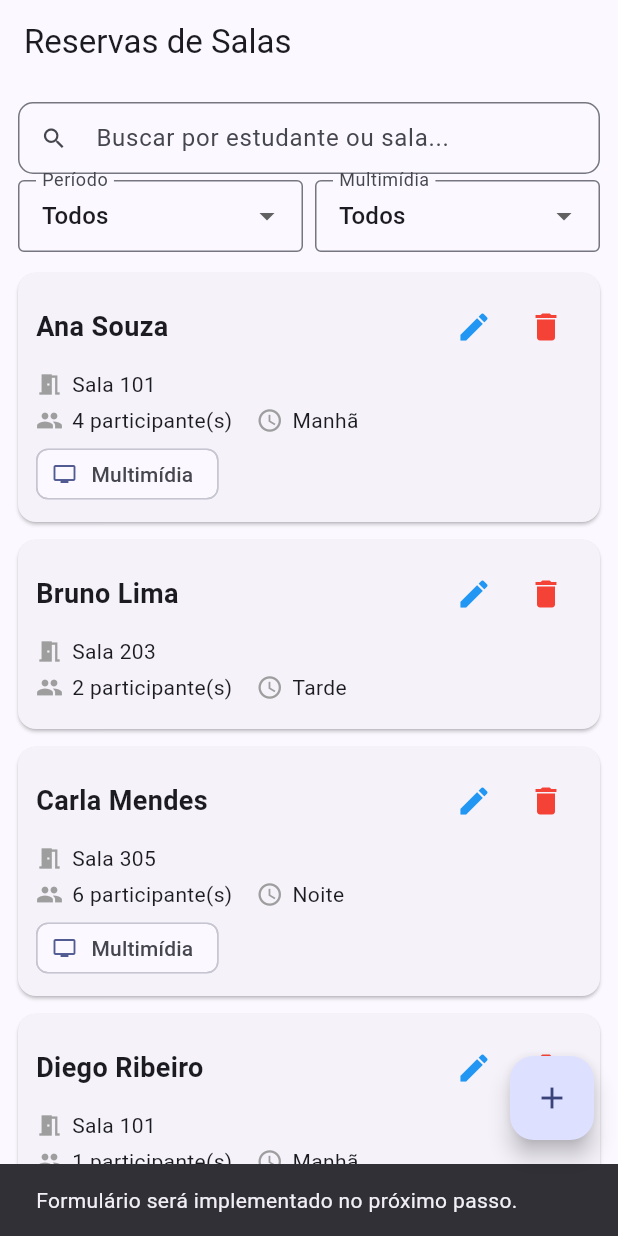
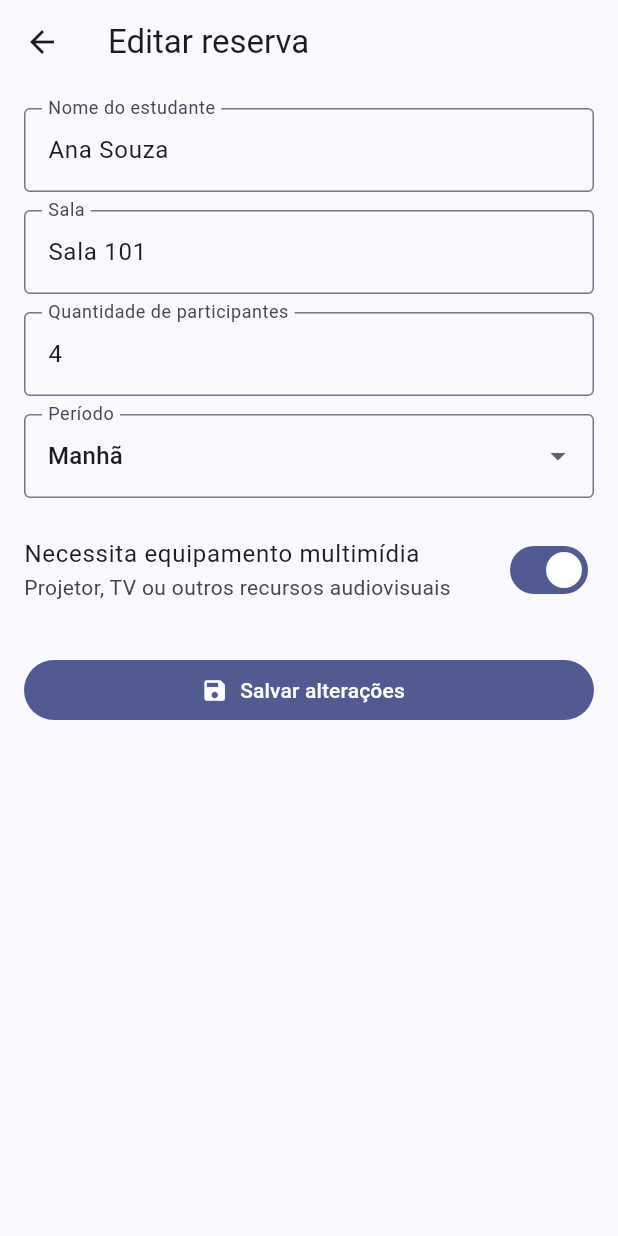
Before and after one commit to alanlinoreis/reserva_salas_estudo, a Flutter app: the screen it shows after launch, after a tap on the "edit" icon, on a phone screen of 412 x 824 dp. Run offline on Flutter 3.47's test engine with Material 3 defaults, Android fonts, the phone set to English and light mode, and no system bars.

Commit message:
feat: formulario de cadastro e edicao com validacoes
Croação do formulário de cadastro e edição de reservas.

```diff
--- /dev/null
+++ b/lib/pages/formulario_reserva_page.dart
@@ -0,0 +1,216 @@
+import 'package:flutter/material.dart';
+import '../models/reserva.dart';
+import '../utils/periodo.dart';
+
+/// Tela de formulário usada tanto para cadastro quanto para edição
+/// de uma reserva.
+///
+/// Se [reservaParaEditar] for fornecido, o formulário inicia com os
+/// dados preenchidos e o título passa a ser "Editar reserva". Caso
+/// contrário, é uma nova reserva.
+///
+/// Ao salvar, retorna via `Navigator.pop` um Map contendo os dados
+/// do formulário. A criação/atualização efetiva no repositório é
+/// responsabilidade da página que chamou este formulário.
+class FormularioReservaPage extends StatefulWidget {
+  final Reserva? reservaParaEditar;
+
+  const FormularioReservaPage({super.key, this.reservaParaEditar});
+
+  @override
+  State<FormularioReservaPage> createState() => _FormularioReservaPageState();
+}
+
+class _FormularioReservaPageState extends State<FormularioReservaPage> {
+  final _formKey = GlobalKey<FormState>();
+
+  // Controllers dos campos de texto
+  final _nomeController = TextEditingController();
+  final _salaController = TextEditingController();
+  final _quantidadeController = TextEditingController();
+
+  // Estado dos campos não-textuais
+  Periodo? _periodoSelecionado;
+  bool _precisaMultimidia = false;
+
+  bool get _ehEdicao => widget.reservaParaEditar != null;
+
+  @override
+  void initState() {
+    super.initState();
+    // Se for edição, pré-popula os campos com os dados existentes.
+    final r = widget.reservaParaEditar;
+    if (r != null) {
+      _nomeController.text = r.nomeEstudante;
+      _salaController.text = r.sala;
+      _quantidadeController.text = r.quantidadeParticipantes.toString();
+      _periodoSelecionado = r.periodo;
+      _precisaMultimidia = r.precisaMultimidia;
+    }
+  }
+
+  @override
+  void dispose() {
+    _nomeController.dispose();
+    _salaController.dispose();
+    _quantidadeController.dispose();
+    super.dispose();
+  }
+
+  // ───── Validadores ─────
+
+  String? _validarObrigatorio(String? valor, String campo) {
+    if (valor == null || valor.trim().isEmpty) {
+      return '$campo é obrigatório.';
+    }
+    return null;
+  }
+
+  String? _validarQuantidade(String? valor) {
+    if (valor == null || valor.trim().isEmpty) {
+      return 'Quantidade é obrigatória.';
+    }
+    final n = int.tryParse(valor.trim());
+    if (n == null) {
+      return 'Digite um número válido.';
+    }
+    if (n < 1) {
+      return 'Deve haver pelo menos 1 participante.';
+    }
+    if (n > 20) {
+      return 'Máximo de 20 participantes por sala.';
+    }
+    return null;
+  }
+
+  // ───── Submissão ─────
+
+  void _salvar() {
+    // Dispara os validators de todos os campos
+    if (!_formKey.currentState!.validate()) {
+      return;
+    }
+    // Validação extra do dropdown (o Form não cobre o initialValue null)
+    if (_periodoSelecionado == null) {
+      ScaffoldMessenger.of(context).showSnackBar(
+        const SnackBar(content: Text('Selecione um período.')),
+      );
+      return;
+    }
+
+    // Monta o resultado e devolve para a tela anterior.
+    final resultado = {
+      'nomeEstudante': _nomeController.text.trim(),
+      'sala': _salaController.text.trim(),
+      'quantidadeParticipantes': int.parse(_quantidadeController.text.trim()),
+      'periodo': _periodoSelecionado!,
+      'precisaMultimidia': _precisaMultimidia,
+    };
+
+    Navigator.pop(context, resultado);
+  }
+
+  // ───── UI ─────
+
+  @override
+  Widget build(BuildContext context) {
+    return Scaffold(
+      appBar: AppBar(
+        title: Text(_ehEdicao ? 'Editar reserva' : 'Nova reserva'),
+      ),
+      body: SafeArea(
+        child: SingleChildScrollView(
+          padding: const EdgeInsets.all(16),
+          child: Form(
+            key: _formKey,
+            child: Column(
+              crossAxisAlignment: CrossAxisAlignment.stretch,
+              children: [
+                // Nome do estudante
+                TextFormField(
+                  controller: _nomeController,
+                  textInputAction: TextInputAction.next,
+                  decoration: const InputDecoration(
+                    labelText: 'Nome do estudante',
+                    border: OutlineInputBorder(),
+                  ),
+                  validator: (v) => _validarObrigatorio(v, 'Nome'),
+                ),
+                const SizedBox(height: 12),
+
+                // Sala
+                TextFormField(
+                  controller: _salaController,
+                  textInputAction: TextInputAction.next,
+                  decoration: const InputDecoration(
+                    labelText: 'Sala',
+                    hintText: 'Ex: Sala 101',
+                    border: OutlineInputBorder(),
+                  ),
+                  validator: (v) => _validarObrigatorio(v, 'Sala'),
+                ),
+                const SizedBox(height: 12),
+
+                // Quantidade de participantes (numérico)
+                TextFormField(
+                  controller: _quantidadeController,
+                  keyboardType: TextInputType.number,
+                  textInputAction: TextInputAction.done,
+                  decoration: const InputDecoration(
+                    labelText: 'Quantidade de participantes',
+                    border: OutlineInputBorder(),
+                  ),
+                  validator: _validarQuantidade,
+                ),
+                const SizedBox(height: 12),
+
+                // Período (Dropdown)
+                DropdownButtonFormField<Periodo>(
+                  initialValue: _periodoSelecionado,
+                  decoration: const InputDecoration(
+                    labelText: 'Período',
+                    border: OutlineInputBorder(),
+                  ),
+                  items: Periodo.values
+                      .map(
+                        (p) => DropdownMenuItem<Periodo>(
+                          value: p,
+                          child: Text(p.label),
+                        ),
+                      )
+                      .toList(),
+                  onChanged: (valor) =>
+                      setState(() => _periodoSelecionado = valor),
+                  validator: (v) =>
+                      v == null ? 'Selecione um período.' : null,
+                ),
+                const SizedBox(height: 12),
+
+                // Multimídia (Switch)
+                SwitchListTile(
+                  title: const Text('Necessita equipamento multimídia'),
+                  subtitle: const Text(
+                    'Projetor, TV ou outros recursos audiovisuais',
+                  ),
+                  value: _precisaMultimidia,
+                  onChanged: (valor) =>
+                      setState(() => _precisaMultimidia = valor),
+                  contentPadding: EdgeInsets.zero,
+                ),
+
+                const SizedBox(height: 20),
+
+                // Botão de salvar
+                FilledButton.icon(
+                  onPressed: _salvar,
+                  icon: const Icon(Icons.save),
+                  label: Text(_ehEdicao ? 'Salvar alterações' : 'Cadastrar'),
+                ),
+              ],
+            ),
+          ),
+        ),
+      ),
+    );
+  }
+}
--- a/lib/pages/lista_reservas_page.dart
+++ b/lib/pages/lista_reservas_page.dart
@@ -4,6 +4,7 @@ import '../components/reserva_card.dart';
 import '../models/reserva.dart';
 import '../repositories/reserva_repository.dart';
 import '../utils/periodo.dart';
+import 'formulario_reserva_page.dart';
 
 /// Tela inicial da aplicação.
 ///
@@ -41,12 +42,51 @@ class _ListaReservasPageState extends State<ListaReservasPage> {
     );
   }
 
-  void _abrirFormulario({Reserva? reservaParaEditar}) {
-    // Será implementado no Passo 6. Por enquanto só avisa.
+  Future<void> _abrirFormulario({Reserva? reservaParaEditar}) async {
+    final resultado = await Navigator.push<Map<String, dynamic>>(
+      context,
+      MaterialPageRoute(
+        builder: (_) => FormularioReservaPage(
+          reservaParaEditar: reservaParaEditar,
+        ),
+      ),
+    );
+
+    if (resultado == null || !mounted) return;
+
+    final ehEdicao = reservaParaEditar != null;
+
+    setState(() {
+      if (ehEdicao) {
+        final atualizada = reservaParaEditar.copyWith(
+          nomeEstudante: resultado['nomeEstudante'] as String,
+          sala: resultado['sala'] as String,
+          quantidadeParticipantes:
+              resultado['quantidadeParticipantes'] as int,
+          periodo: resultado['periodo'] as Periodo,
+          precisaMultimidia: resultado['precisaMultimidia'] as bool,
+        );
+        _repository.atualizar(atualizada);
+      } else {
+        _repository.adicionar(
+          nomeEstudante: resultado['nomeEstudante'] as String,
+          sala: resultado['sala'] as String,
+          quantidadeParticipantes:
+              resultado['quantidadeParticipantes'] as int,
+          periodo: resultado['periodo'] as Periodo,
+          precisaMultimidia: resultado['precisaMultimidia'] as bool,
+        );
+      }
+    });
+
     ScaffoldMessenger.of(context).showSnackBar(
-      const SnackBar(
-        content: Text('Formulário será implementado no próximo passo.'),
-        duration: Duration(seconds: 2),
+      SnackBar(
+        content: Text(
+          ehEdicao
+              ? 'Reserva atualizada com sucesso.'
+              : 'Reserva cadastrada com sucesso.',
+        ),
+        duration: const Duration(seconds: 2),
       ),
     );
   }
```
Also changed, not shown: 2 other files.
